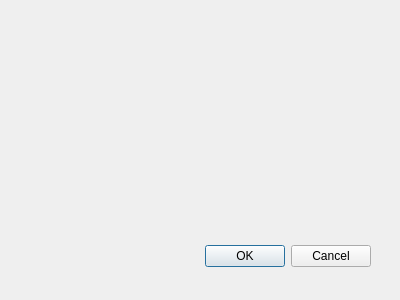
The window that source/windows/model/education/educationreadwindow.ui (Who-are-me/term_paper_2022) describes before a commit, drawn with Qt 5.
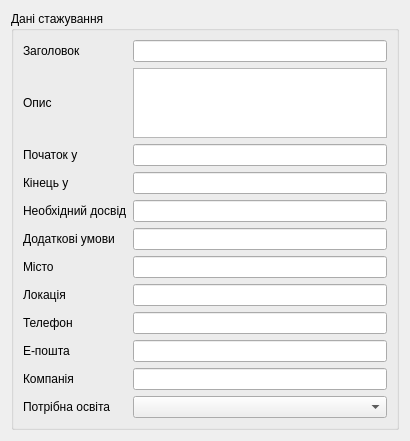
The same window after the commit.

```diff
--- a/source/windows/model/education/educationreadwindow.ui
+++ b/source/windows/model/education/educationreadwindow.ui
@@ -8,29 +8,151 @@
    <rect>
     <x>0</x>
     <y>0</y>
-    <width>400</width>
-    <height>300</height>
+    <width>410</width>
+    <height>417</height>
    </rect>
   </property>
   <property name="windowTitle">
    <string>Dialog</string>
   </property>
-  <widget name="buttonBox" class="QDialogButtonBox">
-   <property name="geometry">
-    <rect>
-     <x>30</x>
-     <y>240</y>
-     <width>341</width>
-     <height>32</height>
-    </rect>
-   </property>
-   <property name="orientation">
-    <enum>Qt::Horizontal</enum>
-   </property>
-   <property name="standardButtons">
-    <set>QDialogButtonBox::Cancel|QDialogButtonBox::Ok</set>
-   </property>
-  </widget>
+  <layout class="QGridLayout" name="gridLayout_2">
+   <item row="0" column="0" colspan="2">
+    <widget class="QGroupBox" name="groupBox">
+     <property name="title">
+      <string>Дані стажування</string>
+     </property>
+     <layout class="QGridLayout" name="gridLayout">
+      <item row="8" column="0">
+       <widget class="QLabel" name="l_location">
+        <property name="text">
+         <string>Телефон</string>
+        </property>
+       </widget>
+      </item>
+      <item row="11" column="2">
+       <widget class="QLineEdit" name="le_email"/>
+      </item>
+      <item row="5" column="0">
+       <widget class="QLabel" name="l_phone">
+        <property name="text">
+         <string>Додаткові умови</string>
+        </property>
+       </widget>
+      </item>
+      <item row="1" column="2">
+       <widget class="QTextEdit" name="te_description">
+        <property name="minimumSize">
+         <size>
+          <width>48</width>
+          <height>0</height>
+         </size>
+        </property>
+       </widget>
+      </item>
+      <item row="2" column="0">
+       <widget class="QLabel" name="l_education">
+        <property name="text">
+         <string>Початок у</string>
+        </property>
+       </widget>
+      </item>
+      <item row="0" column="2">
+       <widget class="QLineEdit" name="le_title"/>
+      </item>
+      <item row="2" column="2">
+       <widget class="QLineEdit" name="le_for_time_start"/>
+      </item>
+      <item row="5" column="2">
+       <widget class="QLineEdit" name="le_option_condition"/>
+      </item>
+      <item row="3" column="2">
+       <widget class="QLineEdit" name="le_for_time_end"/>
+      </item>
+      <item row="4" column="0">
+       <widget class="QLabel" name="l_city">
+        <property name="text">
+         <string>Необхідний досвід</string>
+        </property>
+       </widget>
+      </item>
+      <item row="1" column="0">
+       <widget class="QLabel" name="l_salary">
+        <property name="text">
+         <string>Опис</string>
+        </property>
+       </widget>
+      </item>
+      <item row="7" column="2">
+       <widget class="QLineEdit" name="le_location"/>
+      </item>
+      <item row="8" column="2">
+       <widget class="QLineEdit" name="le_phone"/>
+      </item>
+      <item row="12" column="0">
+       <widget class="QLabel" name="label">
+        <property name="text">
+         <string>Компанія</string>
+        </property>
+       </widget>
+      </item>
+      <item row="0" column="0">
+       <widget class="QLabel" name="l_title">
+        <property name="text">
+         <string>Заголовок</string>
+        </property>
+       </widget>
+      </item>
+      <item row="11" column="0">
+       <widget class="QLabel" name="l_company">
+        <property name="text">
+         <string>Е-пошта</string>
+        </property>
+       </widget>
+      </item>
+      <item row="4" column="2">
+       <widget class="QLineEdit" name="le_req_experience"/>
+      </item>
+      <item row="3" column="0">
+       <widget class="QLabel" name="l_experience">
+        <property name="text">
+         <string>Кінець у</string>
+        </property>
+       </widget>
+      </item>
+      <item row="6" column="2">
+       <widget class="QLineEdit" name="le_city"/>
+      </item>
+      <item row="6" column="0">
+       <widget class="QLabel" name="l_description">
+        <property name="text">
+         <string>Місто</string>
+        </property>
+       </widget>
+      </item>
+      <item row="7" column="0">
+       <widget class="QLabel" name="l_email">
+        <property name="text">
+         <string>Локація</string>
+        </property>
+       </widget>
+      </item>
+      <item row="13" column="0">
+       <widget class="QLabel" name="label_2">
+        <property name="text">
+         <string>Потрібна освіта</string>
+        </property>
+       </widget>
+      </item>
+      <item row="13" column="2">
+       <widget class="QComboBox" name="cb_education"/>
+      </item>
+      <item row="12" column="2">
+       <widget class="QLineEdit" name="le_company"/>
+      </item>
+     </layout>
+    </widget>
+   </item>
+  </layout>
  </widget>
  <pixmapfunction/>
  <resources/>
```
Left out of the diff: 42 changed lines with no effect on the pictures.
